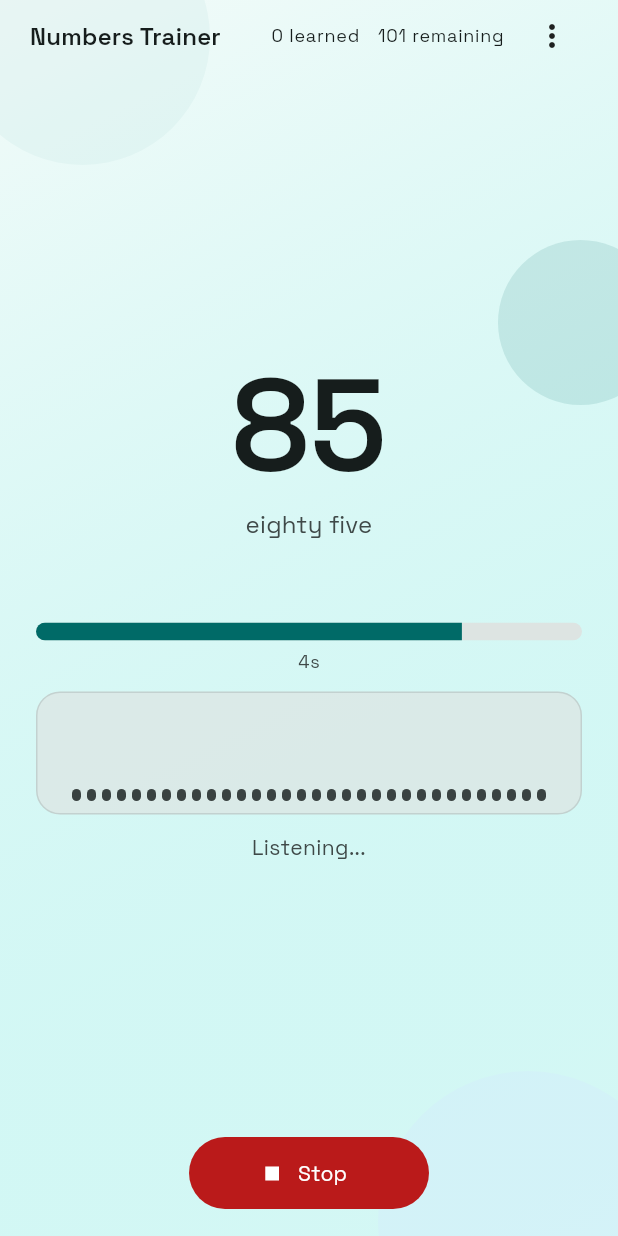
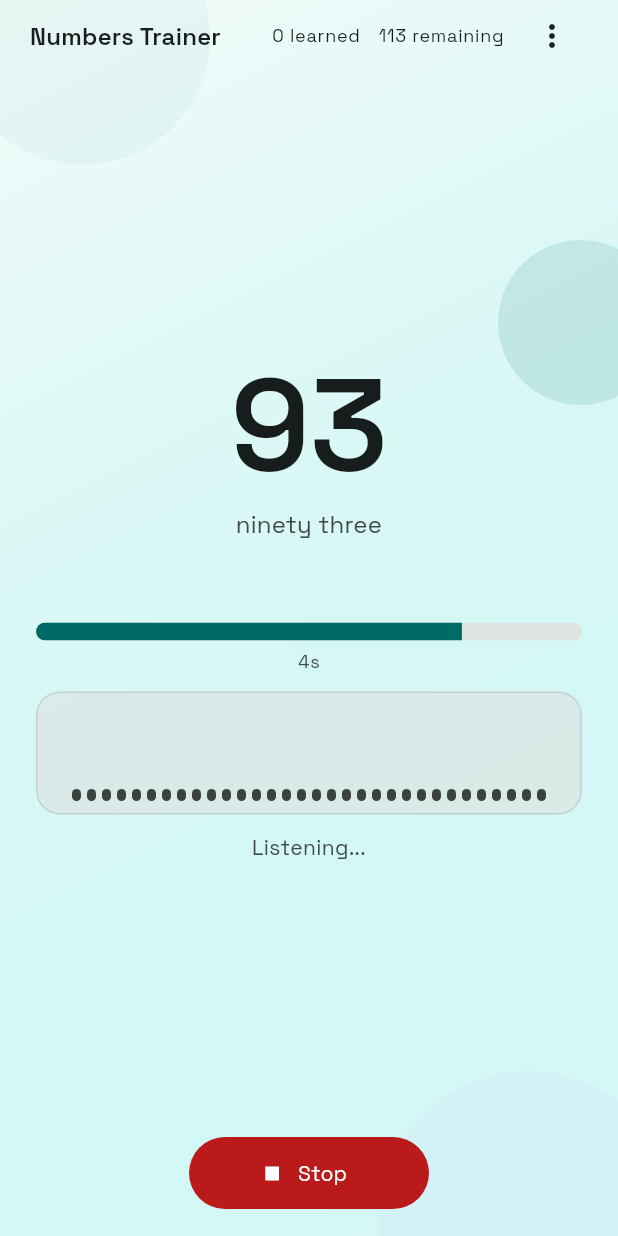
Before and after one commit to DimonSmart/NumberGym, a Flutter app: the screen it shows after launch, after a tap on "Start", on a phone screen of 412 x 824 dp. Run offline on Flutter 3.47's test engine with Material 3 defaults, Android fonts, the phone set to English and light mode, and no system bars; our stand-ins replace hive, hive_flutter, permission_handler, speech_to_text, wakelock_plus; accounts and stored records are empty.

Commit message:
Refactor number cards to SpeakNumberTask, expand range
- Generalize number card logic into SpeakNumberTask, extending new TrainingTask base class for future extensibility
- Expand number card range to 0–100, 200–900, and powers of 10 up to 1,000,000
- Rewrite number-to-word functions to support numbers up to 1,000,000 in English and Spanish
- Update progress repository to load by card ID list instead of max ID; update all usages and tests
- Update statistics screen to use dynamic card ID list and show item count
- Replace all NumberCard references with SpeakNumberTask in training logic and state
- Add .vs folder to .gitignore
- Introduce abstract TrainingTask class

```diff
--- a/lib/features/training/data/number_card.dart
+++ b/lib/features/training/data/number_card.dart
@@ -1,12 +1,12 @@
 import '../domain/learning_language.dart';
+import '../domain/training_task.dart';
 
-class NumberCard {
-  final int id;
+class SpeakNumberTask extends TrainingTask {
   final String prompt;
   final Map<LearningLanguage, List<String>> answersByLanguage;
 
-  const NumberCard({
-    required this.id,
+  const SpeakNumberTask({
+    required super.id,
     required this.prompt,
     required this.answersByLanguage,
   });
--- a/lib/features/training/data/number_cards.dart
+++ b/lib/features/training/data/number_cards.dart
@@ -2,27 +2,49 @@
 import 'number_card.dart';
 import 'number_words.dart';
 
-const int numberCardMinId = 0;
-const int numberCardMaxId = 100;
-const int numberCardCount = numberCardMaxId - numberCardMinId + 1;
+List<SpeakNumberTask> buildNumberCards() {
+  final ids = <int>[];
+  // 0 - 100
+  for (var i = 0; i <= 100; i++) {
+    ids.add(i);
+  }
+  // 200 - 900
+  for (var i = 200; i < 1000; i += 100) {
+    ids.add(i);
+  }
+  // Powers of 10
+  ids.add(1000);
+  ids.add(10000);
+  ids.add(100000);
+  ids.add(1000000);
 
-List<NumberCard> buildNumberCards() {
-  return List<NumberCard>.generate(numberCardCount, (index) {
-    final id = numberCardMinId + index;
+  return ids.map((id) {
     final prompt = id.toString();
-    return NumberCard(
+    final english = numberToEnglish(id);
+    final spanish = numberToSpanish(id);
+
+    // Normalize spaces for simpler matching if needed,
+    // but the speech engine usually returns standard spacing.
+    // We add prompt (digits) as an answer too?
+    // Usually "100" is spoken as "one hundred".
+    // The original code added `prompt` as an answer.
+    // If I say "hundred" for 100, is it correct?
+    // Original code: [numberToEnglish(id), prompt]
+    // So "100" string is a valid answer.
+
+    return SpeakNumberTask(
       id: id,
       prompt: prompt,
       answersByLanguage: <LearningLanguage, List<String>>{
         LearningLanguage.english: <String>[
-          numberToEnglish(id),
+          english,
           prompt,
         ],
         LearningLanguage.spanish: <String>[
-          numberToSpanish(id),
+          spanish,
           prompt,
         ],
       },
     );
-  });
+  }).toList();
 }
--- a/lib/features/training/data/number_words.dart
+++ b/lib/features/training/data/number_words.dart
@@ -1,108 +1,94 @@
 String numberToEnglish(int value) {
-  if (value < 0 || value > 100) {
-    throw RangeError('Supported range is 0..100');
+  if (value < 0) {
+    throw RangeError('Negative numbers not supported');
   }
-
-  if (value == 100) return 'one hundred';
-
+  if (value < 20) {
     const small = <String>[
-    'zero',
-    'one',
-    'two',
-    'three',
-    'four',
-    'five',
-    'six',
-    'seven',
-    'eight',
-    'nine',
-    'ten',
-    'eleven',
-    'twelve',
-    'thirteen',
-    'fourteen',
-    'fifteen',
-    'sixteen',
-    'seventeen',
-    'eighteen',
-    'nineteen',
+      'zero', 'one', 'two', 'three', 'four', 'five', 'six', 'seven', 'eight', 'nine',
+      'ten', 'eleven', 'twelve', 'thirteen', 'fourteen', 'fifteen', 'sixteen',
+      'seventeen', 'eighteen', 'nineteen',
     ];
-
-  if (value < 20) return small[value];
-
+    return small[value];
+  }
+  if (value < 100) {
     const tens = <int, String>{
-    20: 'twenty',
-    30: 'thirty',
-    40: 'forty',
-    50: 'fifty',
-    60: 'sixty',
-    70: 'seventy',
-    80: 'eighty',
-    90: 'ninety',
+      20: 'twenty', 30: 'thirty', 40: 'forty', 50: 'fifty',
+      60: 'sixty', 70: 'seventy', 80: 'eighty', 90: 'ninety',
     };
-
     final tensValue = (value ~/ 10) * 10;
     final ones = value % 10;
-  final tensWord = tens[tensValue]!;
-  if (ones == 0) return tensWord;
-  return '$tensWord ${small[ones]}';
+    return ones == 0 ? tens[tensValue]! : '${tens[tensValue]} ${numberToEnglish(ones)}';
+  }
+  if (value < 1000) {
+    final hundreds = value ~/ 100;
+    final remainder = value % 100;
+    return remainder == 0
+        ? '${numberToEnglish(hundreds)} hundred'
+        : '${numberToEnglish(hundreds)} hundred and ${numberToEnglish(remainder)}';
+  }
+  if (value < 1000000) {
+    final thousands = value ~/ 1000;
+    final remainder = value % 1000;
+    return remainder == 0
+        ? '${numberToEnglish(thousands)} thousand'
+        : '${numberToEnglish(thousands)} thousand ${numberToEnglish(remainder)}'; // "one thousand one", or "one thousand and one"? usually omit "and" for >1000 in simple converts or keep it. Simplest is recursive.
+    // "1000" -> "one thousand"
+    // "1001" -> "one thousand one"
+  }
+  if (value == 1000000) return 'one million';
+
+  return value.toString(); // Fallback for > 1M or unexpected
 }
 
 String numberToSpanish(int value) {
-  if (value < 0 || value > 100) {
-    throw RangeError('Supported range is 0..100');
+  if (value < 0) throw RangeError('Negative numbers not supported');
+
+  if (value < 30) {
+    const upTo29 = <String>[
+      'cero', 'uno', 'dos', 'tres', 'cuatro', 'cinco', 'seis', 'siete', 'ocho', 'nueve',
+      'diez', 'once', 'doce', 'trece', 'catorce', 'quince', 'dieciseis', 'diecisiete',
+      'dieciocho', 'diecinueve', 'veinte', 'veintiuno', 'veintidos', 'veintitres',
+      'veinticuatro', 'veinticinco', 'veintiseis', 'veintisiete', 'veintiocho', 'veintinueve',
+    ];
+    return upTo29[value];
   }
-
-  if (value == 100) return 'cien';
-
-  const upTo29 = <String>[
-    'cero',
-    'uno',
-    'dos',
-    'tres',
-    'cuatro',
-    'cinco',
-    'seis',
-    'siete',
-    'ocho',
-    'nueve',
-    'diez',
-    'once',
-    'doce',
-    'trece',
-    'catorce',
-    'quince',
-    'dieciseis',
-    'diecisiete',
-    'dieciocho',
-    'diecinueve',
-    'veinte',
-    'veintiuno',
-    'veintidos',
-    'veintitres',
-    'veinticuatro',
-    'veinticinco',
-    'veintiseis',
-    'veintisiete',
-    'veintiocho',
-    'veintinueve',
-  ];
-
-  if (value < 30) return upTo29[value];
-
+  if (value < 100) {
     const tens = <int, String>{
-    30: 'treinta',
-    40: 'cuarenta',
-    50: 'cincuenta',
-    60: 'sesenta',
-    70: 'setenta',
-    80: 'ochenta',
-    90: 'noventa',
+      30: 'treinta', 40: 'cuarenta', 50: 'cincuenta', 60: 'sesenta',
+      70: 'setenta', 80: 'ochenta', 90: 'noventa',
     };
-
     final tensValue = (value ~/ 10) * 10;
     final ones = value % 10;
-  final tensWord = tens[tensValue]!;
-  if (ones == 0) return tensWord;
-  return '$tensWord y ${upTo29[ones]}';
+    return ones == 0 ? tens[tensValue]! : '${tens[tensValue]} y ${numberToSpanish(ones)}';
   }
+  if (value == 100) return 'cien';
+  if (value < 1000) {
+    final hundreds = value ~/ 100;
+    final remainder = value % 100;
+    String prefix;
+    switch (hundreds) {
+      case 1: prefix = 'ciento'; break;
+      case 5: prefix = 'quinientos'; break;
+      case 7: prefix = 'setecientos'; break;
+      case 9: prefix = 'novecientos'; break;
+      default: prefix = '${numberToSpanish(hundreds)}cientos'.replaceAll('unocientos', 'cientos'); // fix for logic if needed, but simpler map is better.
+    }
+    // Hardcode hundreds map for correctness
+    const hundredsMap = {
+      2: 'doscientos', 3: 'trescientos', 4: 'cuatrocientos', 5: 'quinientos',
+      6: 'seiscientos', 7: 'setecientos', 8: 'ochocientos', 9: 'novecientos',
+    };
+    if (hundreds > 1) prefix = hundredsMap[hundreds]!;
+
+    return remainder == 0 ? prefix : '$prefix ${numberToSpanish(remainder)}';
+  }
+  if (value < 1000000) {
+    final thousands = value ~/ 1000;
+    final remainder = value % 1000;
+    final prefix = thousands == 1 ? 'mil' : '${numberToSpanish(thousands)} mil';
+    return remainder == 0 ? prefix : '$prefix ${numberToSpanish(remainder)}';
+  }
+  if (value == 1000000) return 'un millón';
+
+  return value.toString();
+}
--- a/lib/features/training/data/progress_repository.dart
+++ b/lib/features/training/data/progress_repository.dart
@@ -9,9 +9,9 @@
   ProgressRepository(this.progressBox);
 
   @override
-  Future<Map<int, CardProgress>> loadAll({required int maxCardId}) async {
+  Future<Map<int, CardProgress>> loadAll(List<int> cardIds) async {
     final results = <int, CardProgress>{};
-    for (var id = 0; id <= maxCardId; id++) {
+    for (final id in cardIds) {
       final key = _cardKey(id);
       final progress = progressBox.get(key) ?? CardProgress.empty;
       results[id] = progress;
--- a/lib/features/training/domain/repositories.dart
+++ b/lib/features/training/domain/repositories.dart
@@ -2,7 +2,7 @@
 import 'learning_language.dart';
 
 abstract class ProgressRepositoryBase {
-  Future<Map<int, CardProgress>> loadAll({required int maxCardId});
+  Future<Map<int, CardProgress>> loadAll(List<int> cardIds);
   Future<void> save(int cardId, CardProgress progress);
   Future<void> reset();
 }
--- a/lib/features/training/domain/training_controller.dart
+++ b/lib/features/training/domain/training_controller.dart
@@ -47,7 +47,7 @@
   TrainingFeedback? get feedback => _session.state.feedback;
   String? get feedbackText => _session.state.feedback?.text;
   TrainingFeedbackType? get feedbackType => _session.state.feedback?.type;
-  NumberCard? get currentCard => _session.state.currentCard;
+  SpeakNumberTask? get currentCard => _session.state.currentCard;
   String? get hintText => _session.state.hintText;
   List<String> get expectedTokens => _session.state.expectedTokens;
   List<bool> get matchedTokens => _session.state.matchedTokens;
--- a/lib/features/training/domain/training_session.dart
+++ b/lib/features/training/domain/training_session.dart
@@ -55,7 +55,7 @@
   final SettingsRepositoryBase _settingsRepository;
   final void Function() _onStateChanged;
 
-  late final Map<int, NumberCard> _cardsById;
+  late final Map<int, SpeakNumberTask> _cardsById;
   late final List<int> _cardIds;
 
   Map<int, CardProgress> _progressById = {};
@@ -69,7 +69,7 @@
   int? _activeAttemptId;
   int? _currentCardId;
   int? _currentPoolIndex;
-  NumberCard? _currentCard;
+  SpeakNumberTask? _currentCard;
   int _consecutiveSilentCards = 0;
   int _consecutiveClientErrors = 0;
   int _consecutiveCorrectAnswers = 0;
@@ -218,8 +218,7 @@
       _pool = [];
       return;
     }
-    final maxCardId = _cardIds.last;
-    final progress = await _progressRepository.loadAll(maxCardId: maxCardId);
+    final progress = await _progressRepository.loadAll(_cardIds);
     _progressById = {
       for (final id in _cardIds) id: progress[id] ?? CardProgress.empty,
     };
@@ -381,7 +380,7 @@
     return stt.ListenMode.dictation;
   }
 
-  void _resetCardProgress(NumberCard? card) {
+  void _resetCardProgress(SpeakNumberTask? card) {
     final prompt = card?.prompt ?? '';
     final language = _currentLanguage();
     final answers = card?.answersFor(language) ?? const <String>[];
--- a/lib/features/training/domain/training_state.dart
+++ b/lib/features/training/domain/training_state.dart
@@ -19,7 +19,7 @@
   final bool speechReady;
   final String? errorMessage;
   final TrainingFeedback? feedback;
-  final NumberCard? currentCard;
+  final SpeakNumberTask? currentCard;
   final String? hintText;
   final List<String> expectedTokens;
   final List<bool> matchedTokens;
--- /dev/null
+++ b/lib/features/training/domain/training_task.dart
@@ -0,0 +1,4 @@
+abstract class TrainingTask {
+  final int id;
+  const TrainingTask({required this.id});
+}
--- a/lib/features/training/ui/screens/statistics_screen.dart
+++ b/lib/features/training/ui/screens/statistics_screen.dart
@@ -21,6 +21,7 @@
 class _StatisticsScreenState extends State<StatisticsScreen> {
   late final ProgressRepository _progressRepository;
   Map<int, CardProgress> _progressById = {};
+  List<int> _gridIds = [];
   bool _loading = true;
 
   @override
@@ -31,10 +32,13 @@
   }
 
   Future<void> _load() async {
-    final progress =
-        await _progressRepository.loadAll(maxCardId: numberCardMaxId);
+    final cards = buildNumberCards();
+    final ids = cards.map((c) => c.id).toList();
+    final progress = await _progressRepository.loadAll(ids);
+
     if (!mounted) return;
     setState(() {
+      _gridIds = ids;
       _progressById = progress;
       _loading = false;
     });
@@ -66,7 +70,7 @@
                     ),
                     const Spacer(),
                     Text(
-                      '$numberCardMinId-$numberCardMaxId',
+                      '${_gridIds.isNotEmpty ? _gridIds.length : 0} items',
                       style: theme.textTheme.labelLarge?.copyWith(
                         color: theme.colorScheme.onSurfaceVariant,
                       ),
@@ -88,12 +92,8 @@
 
   Widget _buildContent(BuildContext context) {
     final theme = Theme.of(context);
-    final gridIds = List<int>.generate(
-      numberCardCount,
-      (index) => numberCardMinId + index,
-    );
     final gridProgress = {
-      for (final id in gridIds) id: _progressById[id] ?? CardProgress.empty,
+      for (final id in _gridIds) id: _progressById[id] ?? CardProgress.empty,
     };
 
     final totalAttempts = _progressById.values.fold<int>(
@@ -139,7 +139,7 @@
           const SizedBox(height: 12),
           _buildLegend(theme, maxAttempts),
           const SizedBox(height: 14),
-          _buildGrid(theme, gridIds, gridProgress, maxAttempts, hotIds),
+          _buildGrid(theme, _gridIds, gridProgress, maxAttempts, hotIds),
         ],
       ),
     );
```
Also changed, not shown: 2 other files. Lines whose indentation alone changed are shown as unchanged.
